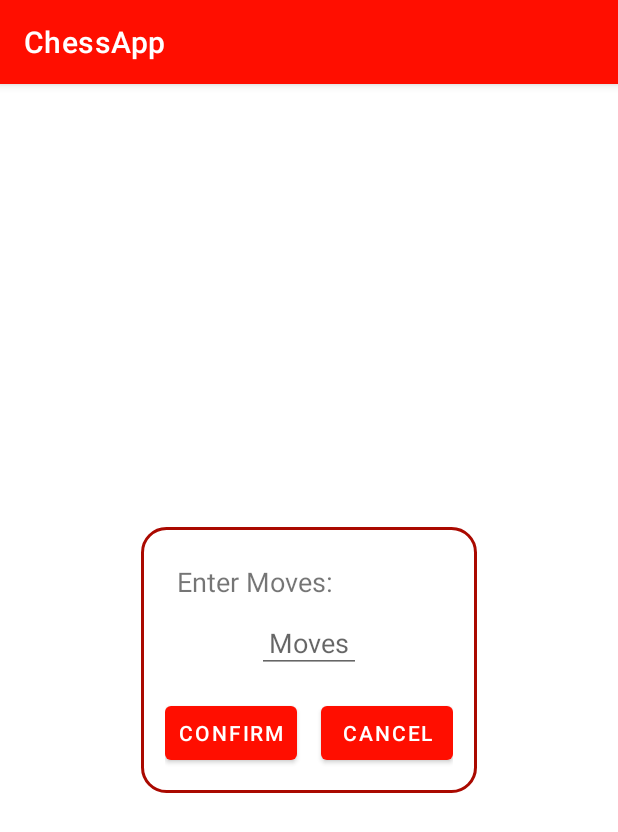
After one commit to ilianna7/chessapp, an Android app: the InputMovesFragment screen opened through its navigation route, on a phone screen of 412 x 824 dp. The commit adds this screen. Shown: the top 832 px of the screen. Run offline under Robolectric (Android 15) with nearby library versions, the phone set to English and light mode, and no system bars; our stand-ins replace data binding.

Commit message:
#2 - Added functionality to the moves button - Added user input moves flow

```diff
--- a/app/src/main/java/com/example/chessapp/SharedViewModel.kt
+++ b/app/src/main/java/com/example/chessapp/SharedViewModel.kt
@@ -8,7 +8,14 @@ class SharedViewModel : ViewModel() {
     private val _boardSize = MutableLiveData<Int>()
     val boardSize: LiveData<Int> get() = _boardSize
 
+    private val _moves = MutableLiveData<Int>()
+    val moves: LiveData<Int> get() = _moves
+
     fun updateBoardSize(size: Int) {
         _boardSize.value = size
     }
+
+    fun updateMoves(moves: Int) {
+        _moves.value = moves
+    }
 }
--- a/app/src/main/java/com/example/chessapp/homescreen/fragments/HomeFragment.kt
+++ b/app/src/main/java/com/example/chessapp/homescreen/fragments/HomeFragment.kt
@@ -25,15 +25,24 @@ class HomeFragment : Fragment() {
     ): View? {
         binding = FragmentHomeBinding.inflate(inflater, container, false)
         updateBoardSizeTextView(8)
+        updateMovesTextView(3)
 
         sharedViewModel.boardSize.observe(viewLifecycleOwner) { size ->
             updateBoardSizeTextView(size)
+        }
+        sharedViewModel.moves.observe(viewLifecycleOwner) { moves ->
+            updateMovesTextView(moves)
         }
 
         // Navigate to InputSizeFragment
         binding.btnInputSize.setOnClickListener {
             viewModel.onSizeInputButton(findNavController())
         }
+        // Navigate to InputMovesFragment
+        binding.btnMoves.setOnClickListener {
+            viewModel.onSizeMovesButton(findNavController())
+        }
+
 
         // Exit the application
         binding.btnExit.setOnClickListener {
@@ -46,12 +55,11 @@ class HomeFragment : Fragment() {
         return binding.root
     }
 
-    override fun onResume() {
-        super.onResume()
-
+    private fun updateBoardSizeTextView(size: Int){
+        binding.textViewBoardSize.text = getString(R.string.board_size_text, size)
     }
 
-    fun updateBoardSizeTextView(size: Int){
-        binding.textViewBoardSize.text = getString(R.string.board_size_text, size)
+    private fun updateMovesTextView(size: Int){
+        binding.textViewMoves.text = getString(R.string.moves_text, size)
     }
 }
--- /dev/null
+++ b/app/src/main/java/com/example/chessapp/homescreen/fragments/InputMovesFragment.kt
@@ -0,0 +1,57 @@
+package com.example.chessapp.homescreen.fragments
+
+import android.os.Bundle
+import android.view.LayoutInflater
+import android.view.View
+import android.view.ViewGroup
+import android.widget.Toast
+import androidx.fragment.app.Fragment
+import androidx.fragment.app.activityViewModels
+import androidx.navigation.fragment.findNavController
+import com.example.chessapp.R
+import com.example.chessapp.SharedViewModel
+import com.example.chessapp.databinding.FragmentInputMovesBinding
+import com.example.chessapp.homescreen.viewmodels.InputMovesViewModel
+
+class InputMovesFragment : Fragment() {
+
+    private lateinit var binding: FragmentInputMovesBinding
+    private val viewModel: InputMovesViewModel by activityViewModels()
+    private val sharedViewModel: SharedViewModel by activityViewModels()
+
+    override fun onCreateView(
+        inflater: LayoutInflater, container: ViewGroup?,
+        savedInstanceState: Bundle?
+    ): View? {
+        // Inflate the layout for this fragment
+        binding = FragmentInputMovesBinding.inflate(inflater, container, false)
+
+        // Bind the ViewModel to the Fragment
+        binding.viewModel = viewModel
+        binding.lifecycleOwner = viewLifecycleOwner
+
+        // Set up Cancel button click listener using ViewModel
+        binding.btnCancel.setOnClickListener {
+            viewModel.onCancelButtonClicked(findNavController())
+        }
+
+        // Set up Confirm button click listener
+        binding.btnConfirm.setOnClickListener {
+            val movesText = binding.editTextSize.text.toString()
+            val moves = movesText.toIntOrNull()
+
+            if (moves == null) {
+                Toast.makeText(requireContext(), R.string.invalid_number, Toast.LENGTH_SHORT).show()
+            } else if (moves in 1..10) {
+                // Update the board size in the shared ViewModel
+                sharedViewModel.updateMoves(moves)
+                viewModel.onConfirmButtonClicked(moves, findNavController())
+            } else {
+                Toast.makeText(requireContext(), R.string.moves_of_range, Toast.LENGTH_SHORT).show()
+            }
+        }
+
+
+        return binding.root
+    }
+}
--- a/app/src/main/java/com/example/chessapp/homescreen/viewmodels/HomeViewModel.kt
+++ b/app/src/main/java/com/example/chessapp/homescreen/viewmodels/HomeViewModel.kt
@@ -11,6 +11,10 @@ class HomeViewModel : ViewModel() {
         navController.navigate(R.id.action_homeFragment_to_inputSizeFragment)
     }
 
+    fun onSizeMovesButton(navController: NavController) {
+        navController.navigate(R.id.action_homeFragment_to_inputMovesFragment)
+    }
+
     fun onExitButtonClicked(activity: MainActivity) {
         activity.exitApplication()
     }
--- /dev/null
+++ b/app/src/main/java/com/example/chessapp/homescreen/viewmodels/InputMovesViewModel.kt
@@ -0,0 +1,22 @@
+package com.example.chessapp.homescreen.viewmodels
+
+import androidx.lifecycle.ViewModel
+import androidx.navigation.NavController
+import com.example.chessapp.R
+
+class InputMovesViewModel : ViewModel() {
+
+    fun onCancelButtonClicked(navController: NavController) {
+        navController.navigate(R.id.action_inputMovesFragment_to_homeFragment)
+    }
+
+    fun onConfirmButtonClicked(boardSize: Int, navController: NavController) {
+        if (boardSize in 1..10) {
+            // Navigate back to HomeFragment
+            navController.navigate(R.id.action_inputMovesFragment_to_homeFragment)
+        } else {
+            // Show an error message if the size is out of the acceptable range
+            // Display an error message for invalid size
+        }
+    }
+}
--- a/app/src/main/res/layout/fragment_home.xml
+++ b/app/src/main/res/layout/fragment_home.xml
@@ -26,7 +26,6 @@
             android:id="@+id/textViewMoves"
             android:layout_width="wrap_content"
             android:layout_height="wrap_content"
-            android:text="@{`Moves: 9`}"
             app:layout_constraintTop_toBottomOf="@+id/textViewBoardSize"
             app:layout_constraintStart_toStartOf="parent"
             android:padding="8dp"
--- /dev/null
+++ b/app/src/main/res/layout/fragment_input_moves.xml
@@ -0,0 +1,78 @@
+<?xml version="1.0" encoding="utf-8"?>
+<layout xmlns:android="http://schemas.android.com/apk/res/android"
+    xmlns:app="http://schemas.android.com/apk/res-auto">
+
+    <data>
+        <variable
+            name="viewModel"
+            type="com.example.chessapp.homescreen.viewmodels.InputMovesViewModel" />
+    </data>
+
+    <androidx.constraintlayout.widget.ConstraintLayout
+        android:layout_width="match_parent"
+        android:layout_height="match_parent"
+        android:padding="16dp">
+
+        <androidx.constraintlayout.widget.ConstraintLayout
+            android:layout_width="0dp"
+            android:layout_height="wrap_content"
+            android:maxWidth="320dp"
+            android:padding="16dp"
+            android:layout_marginTop="24dp"
+            android:layout_marginBottom="24dp"
+            android:background="@drawable/rounded_border"
+            app:layout_constraintTop_toTopOf="parent"
+            app:layout_constraintBottom_toBottomOf="parent"
+            app:layout_constraintStart_toStartOf="parent"
+            app:layout_constraintEnd_toEndOf="parent"
+            app:layout_constraintWidth_default="wrap">
+
+            <TextView
+                android:id="@+id/textViewSize"
+                android:layout_width="wrap_content"
+                android:layout_height="wrap_content"
+                android:text="@{`Enter Moves:`}"
+                app:layout_constraintTop_toTopOf="parent"
+                app:layout_constraintStart_toStartOf="parent"
+                android:padding="8dp"
+                android:textSize="18sp"/>
+
+            <EditText
+                android:id="@+id/editTextSize"
+                android:layout_width="0dp"
+                android:layout_height="wrap_content"
+                android:hint="@{`Moves`}"
+                app:layout_constraintTop_toBottomOf="@+id/textViewSize"
+                app:layout_constraintEnd_toEndOf="parent"
+                app:layout_constraintStart_toStartOf="parent"
+                app:layout_constraintWidth_default="wrap"
+                app:layout_constraintWidth_max="200dp"
+                android:padding="8dp"/>
+
+            <Button
+                android:id="@+id/btn_confirm"
+                android:layout_width="wrap_content"
+                android:layout_height="wrap_content"
+                android:text="@{`Confirm`}"
+                app:layout_constraintTop_toBottomOf="@+id/editTextSize"
+                app:layout_constraintStart_toStartOf="parent"
+                app:layout_constraintEnd_toStartOf="@+id/btn_cancel"
+                android:layout_marginTop="16dp"
+                android:padding="8dp"/>
+
+            <Button
+                android:id="@+id/btn_cancel"
+                android:layout_width="wrap_content"
+                android:layout_height="wrap_content"
+                android:text="@{`Cancel`}"
+                app:layout_constraintTop_toBottomOf="@+id/editTextSize"
+                app:layout_constraintEnd_toEndOf="parent"
+                app:layout_constraintStart_toEndOf="@+id/btn_confirm"
+                android:layout_marginStart="16dp"
+                android:layout_marginTop="16dp"
+                android:padding="8dp"/>
+
+        </androidx.constraintlayout.widget.ConstraintLayout>
+
+    </androidx.constraintlayout.widget.ConstraintLayout>
+</layout>
--- a/app/src/main/res/navigation/nav_graph.xml
+++ b/app/src/main/res/navigation/nav_graph.xml
@@ -13,6 +13,11 @@
             app:destination="@id/inputSizeFragment"
             app:popUpTo="@id/homeFragment"
             app:popUpToInclusive="true" />
+        <action
+            android:id="@+id/action_homeFragment_to_inputMovesFragment"
+            app:destination="@id/inputMovesFragment"
+            app:popUpTo="@id/homeFragment"
+            app:popUpToInclusive="true" />
     </fragment>
 
     <fragment
@@ -25,4 +30,14 @@
             app:popUpTo="@id/homeFragment"
             app:popUpToInclusive="true" />
     </fragment>
+    <fragment
+        android:id="@+id/inputMovesFragment"
+        android:name="com.example.chessapp.homescreen.fragments.InputMovesFragment"
+        tools:layout="@layout/fragment_input_size">
+        <action
+            android:id="@+id/action_inputMovesFragment_to_homeFragment"
+            app:destination="@id/homeFragment"
+            app:popUpTo="@id/homeFragment"
+            app:popUpToInclusive="true" />
+    </fragment>
 </navigation>
--- a/app/src/main/res/values/strings.xml
+++ b/app/src/main/res/values/strings.xml
@@ -16,6 +16,10 @@
     <string name="invalid_number">Please enter a valid number</string>
     <string name="size_out_of_range">Board size must be between 6 and 16</string>
 
+
+    <string name="moves_text">Moves: %1$d</string> <!-- Placeholder for moves -->
+    <string name="moves_of_range">Moves must be between 1 and 10</string>
+
 <!--    <string name=""></string>-->
 
 
```
